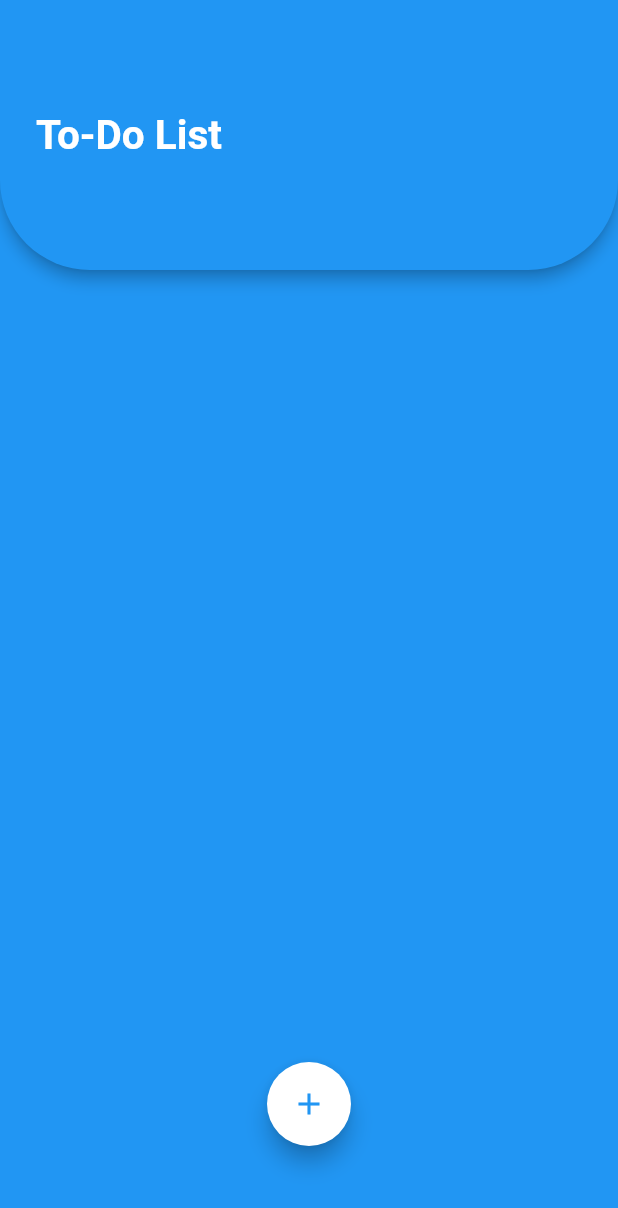
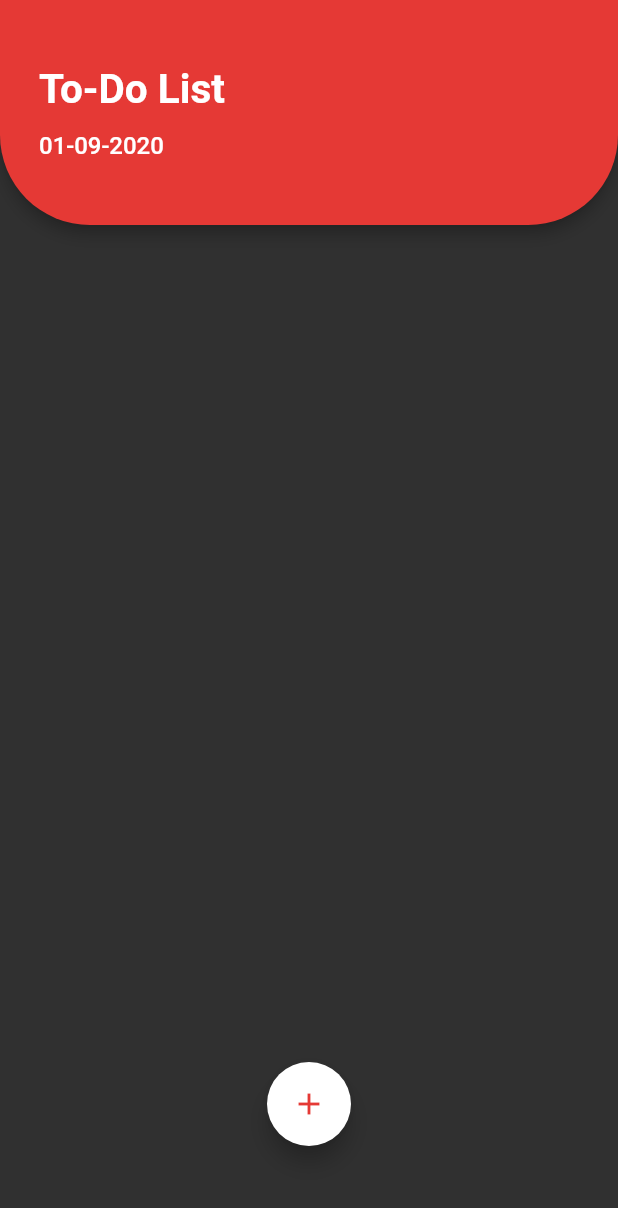
Before and after one commit to zimbakovtech/To-Do-List, a Flutter app: the screen it shows after launch, on a phone screen of 412 x 824 dp. Shown: the top 1208 px of the screen. Run offline on Flutter 3.47's test engine with Material 2 defaults, Android fonts, the phone set to English and light mode, and no system bars.

Commit message:
Finished ToDo App

```diff
--- a/todo_app/lib/main.dart
+++ b/todo_app/lib/main.dart
@@ -1,7 +1,11 @@
 import 'package:flutter/material.dart';
+import 'package:flutter/services.dart';
+import 'package:intl/intl.dart';
 
 void main() => runApp(MaterialApp(
-      theme: ThemeData(visualDensity: VisualDensity.adaptivePlatformDensity),
+      theme: ThemeData(
+          primarySwatch: Colors.grey,
+          visualDensity: VisualDensity.adaptivePlatformDensity),
       debugShowCheckedModeBanner: false,
       home: MyHomePage(),
     ));
@@ -12,11 +16,13 @@ class MyHomePage extends StatefulWidget {
 }
 
 class _MyHomePageState extends State<MyHomePage> {
-  final Color primaryColor = Colors.blue;
+  final Color primaryColor = Colors.red[600];
   final Color secondaryColor = Colors.white;
+  final Color thirdColor = Colors.grey[850];
   List todos = List();
   String value;
   List state = List();
+  String date = DateFormat('dd-MM-yyyy').format(DateTime.now());
 
   @override
   void initState() {
@@ -25,29 +31,44 @@ class _MyHomePageState extends State<MyHomePage> {
 
   Widget build(BuildContext context) {
     return Scaffold(
-      backgroundColor: primaryColor,
+      backgroundColor: thirdColor,
       appBar: AppBar(
+        backgroundColor: primaryColor,
         shape: RoundedRectangleBorder(
             borderRadius: BorderRadius.vertical(bottom: Radius.circular(60.0))),
-        title: Column(
-          children: [
-            Padding(
-              padding: const EdgeInsets.only(left: 8.0),
-              child: Text(
+        title: Padding(
+          padding: const EdgeInsets.only(left: 10.0),
+          child: Column(
+            mainAxisAlignment: MainAxisAlignment.start,
+            crossAxisAlignment: CrossAxisAlignment.start,
+            children: [
+              Text(
                 'To-Do List',
                 style: TextStyle(
                   fontSize: 27.0,
                   fontWeight: FontWeight.bold,
+                  color: secondaryColor,
                 ),
               ),
-            ),
-          ],
+              SizedBox(
+                height: 12.0,
+              ),
+              Text(
+                date,
+                style: TextStyle(
+                  fontSize: 16.0,
+                  color: secondaryColor,
+                ),
+              )
+            ],
+          ),
         ),
-        toolbarHeight: 180.0,
+        toolbarHeight: 150.0,
       ),
       floatingActionButton: Padding(
         padding: const EdgeInsets.only(bottom: 60.0),
         child: FloatingActionButton(
+          tooltip: 'Add new task',
           backgroundColor: secondaryColor,
           child: Icon(
             Icons.add,
@@ -61,13 +82,17 @@ class _MyHomePageState extends State<MyHomePage> {
                     title: Text(
                       'Add new task',
                       style: TextStyle(
-                          color: Colors.blue, fontWeight: FontWeight.bold),
+                          color: thirdColor, fontWeight: FontWeight.bold),
                     ),
                     content: Container(
-                      height: 110.0,
+                      height: 115.0,
+                      width: 100.0,
                       child: Column(
                         children: [
                           TextField(
+                            autocorrect: true,
+                            textCapitalization: TextCapitalization.sentences,
+                            maxLength: 30,
                             autofocus: true,
                             decoration: InputDecoration(
                               hintText: 'Add new task...',
@@ -77,9 +102,17 @@ class _MyHomePageState extends State<MyHomePage> {
                                 value = result;
                               });
                             },
+                            textInputAction: TextInputAction.go,
+                            onSubmitted: (value) {
+                              setState(() {
+                                todos.add(value);
+                                Navigator.of(context).pop();
+                                state.add(false);
+                              });
+                            },
                           ),
                           SizedBox(
-                            height: 30.0,
+                            height: 10.0,
                           ),
                           Row(
                             mainAxisAlignment: MainAxisAlignment.spaceAround,
@@ -137,21 +170,33 @@ class _MyHomePageState extends State<MyHomePage> {
                   title: Text(
                     todos[index],
                     style: TextStyle(
+                        fontSize: 17.0,
                         decoration: (state[index] == true)
                             ? TextDecoration.lineThrough
                             : null,
                         color:
                             (state[index] == true) ? Colors.grey[600] : null),
                   ),
+                  subtitle: Text(date),
                   leading: IconButton(
+                    tooltip: 'Mark as done',
                     icon: Icon(Icons.check_box),
                     onPressed: () {
                       setState(() {
                         state[index] = !state[index];
                       });
                     },
-                    color: (state[index] == true) ? Colors.blue : Colors.grey,
+                    color: (state[index] == true) ? primaryColor : Colors.grey,
                   ),
+                  trailing: IconButton(
+                      tooltip: 'Delete task',
+                      icon: Icon(Icons.delete),
+                      onPressed: () {
+                        setState(() {
+                          todos.removeAt(index);
+                        });
+                      },
+                      color: primaryColor),
                 ),
               );
             }),
```
